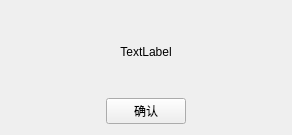
Above: ui/rename_tip.ui from qweaxdzsc/fluent_add_on before the change. Below: the same form after it.
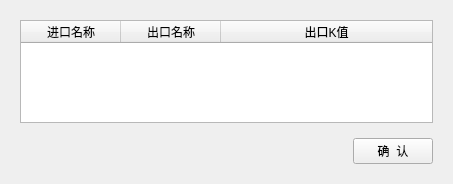
That is the form after the change.

Commit message: reconstruct rename_tip_ui to table_widget for rename inlet and outlet, and attach to new function to calculate K in the future

What changed in the file:
```diff
--- a/ui/rename_tip.ui
+++ b/ui/rename_tip.ui
@@ -6,46 +6,87 @@
    <rect>
     <x>0</x>
     <y>0</y>
-    <width>292</width>
-    <height>135</height>
+    <width>453</width>
+    <height>184</height>
    </rect>
   </property>
+  <property name="sizePolicy">
+   <sizepolicy hsizetype="Expanding" vsizetype="Expanding">
+    <horstretch>0</horstretch>
+    <verstretch>0</verstretch>
+   </sizepolicy>
+  </property>
   <property name="windowTitle">
    <string>提示</string>
   </property>
-  <layout class="QVBoxLayout" name="verticalLayout_2">
+  <layout class="QVBoxLayout" name="verticalLayout">
+   <property name="spacing">
+    <number>15</number>
+   </property>
+   <property name="leftMargin">
+    <number>20</number>
+   </property>
+   <property name="topMargin">
+    <number>20</number>
+   </property>
+   <property name="rightMargin">
+    <number>20</number>
+   </property>
+   <property name="bottomMargin">
+    <number>20</number>
+   </property>
    <item>
-    <widget class="QLabel" name="label_tip">
-     <property name="sizePolicy">
-      <sizepolicy hsizetype="Expanding" vsizetype="Preferred">
-       <horstretch>0</horstretch>
-       <verstretch>0</verstretch>
-      </sizepolicy>
-     </property>
+    <widget class="QTableWidget" name="rename_table">
      <property name="minimumSize">
       <size>
-       <width>200</width>
-       <height>0</height>
+       <width>410</width>
+       <height>75</height>
       </size>
      </property>
-     <property name="text">
-      <string>TextLabel</string>
+     <property name="contextMenuPolicy">
+      <enum>Qt::CustomContextMenu</enum>
      </property>
-     <property name="alignment">
-      <set>Qt::AlignCenter</set>
+     <property name="verticalScrollBarPolicy">
+      <enum>Qt::ScrollBarAlwaysOff</enum>
      </property>
+     <property name="horizontalScrollBarPolicy">
+      <enum>Qt::ScrollBarAlwaysOff</enum>
+     </property>
+     <property name="rowCount">
+      <number>0</number>
+     </property>
+     <property name="columnCount">
+      <number>3</number>
+     </property>
+     <attribute name="horizontalHeaderCascadingSectionResizes">
+      <bool>false</bool>
+     </attribute>
+     <attribute name="horizontalHeaderShowSortIndicator" stdset="0">
+      <bool>false</bool>
+     </attribute>
+     <attribute name="horizontalHeaderStretchLastSection">
+      <bool>true</bool>
+     </attribute>
+     <attribute name="verticalHeaderStretchLastSection">
+      <bool>true</bool>
+     </attribute>
+     <column>
+      <property name="text">
+       <string>进口名称</string>
+      </property>
+     </column>
+     <column>
+      <property name="text">
+       <string>出口名称</string>
+      </property>
+     </column>
+     <column>
+      <property name="text">
+       <string>出口K值</string>
+      </property>
+     </column>
     </widget>
    </item>
-   <item>
-    <layout class="QVBoxLayout" name="verticalLayout">
-     <property name="leftMargin">
-      <number>75</number>
-     </property>
-     <property name="rightMargin">
-      <number>75</number>
-     </property>
-    </layout>
-   </item>
    <item>
     <layout class="QHBoxLayout" name="horizontalLayout">
      <item>
@@ -55,35 +96,19 @@
        </property>
        <property name="sizeHint" stdset="0">
         <size>
-         <width>40</width>
+         <width>304</width>
          <height>20</height>
         </size>
        </property>
       </spacer>
      </item>
      <item>
-      <widget class="QPushButton" name="exit_btn">
-       <property name="layoutDirection">
-        <enum>Qt::LeftToRight</enum>
-       </property>
+      <widget class="QPushButton" name="rename_btn">
        <property name="text">
-        <string>确认</string>
+        <string>确  认</string>
        </property>
       </widget>
      </item>
-     <item>
-      <spacer name="horizontalSpacer_2">
-       <property name="orientation">
-        <enum>Qt::Horizontal</enum>
-       </property>
-       <property name="sizeHint" stdset="0">
-        <size>
-         <width>40</width>
-         <height>20</height>
-        </size>
-       </property>
-      </spacer>
-     </item>
     </layout>
    </item>
   </layout>
```
Left out of the diff: 21 changed lines with no effect on the pictures. The commit also changes 5 other files.
